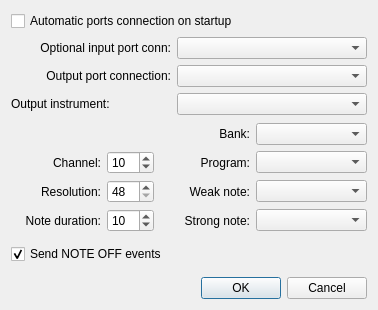
First picture: the form in src/kmetropreferencesbase.ui, repository pedrolcl/kmetronome, before the edit.
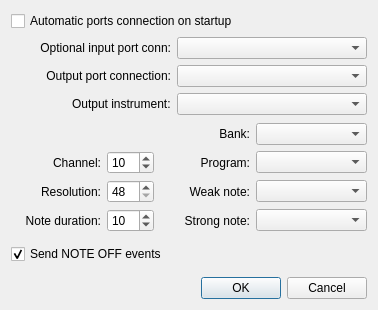
Second picture: the form after the edit.

Commit message: Czech translation, thanks to Pavel Fric form layouts and some other minor fixes

Diff of the .ui file:
```diff
--- a/src/kmetropreferencesbase.ui
+++ b/src/kmetropreferencesbase.ui
@@ -43,6 +43,9 @@
    </item>
    <item>
     <layout class="QFormLayout" name="formLayout_3">
+     <property name="labelAlignment">
+      <set>Qt::AlignRight|Qt::AlignTrailing|Qt::AlignVCenter</set>
+     </property>
      <item row="0" column="0">
       <widget class="QLabel" name="lblInputPort">
        <property name="sizePolicy">
```
The commit also changes 3 other files.
